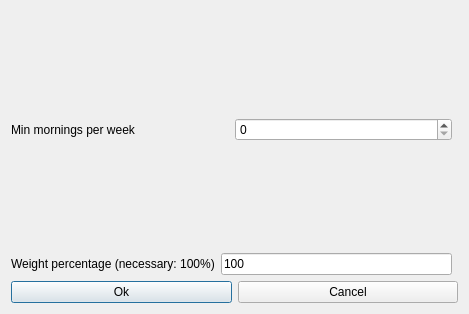
This is fet/src/interface/modifyconstraintstudentsminmorningsperweekform_template.ui in vonmecheln/fet as Qt 5 draws it before an edit. The edited form follows.
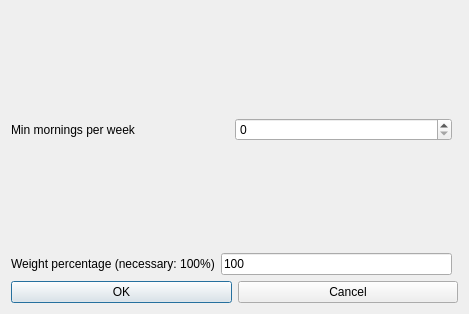
This is the edited form.

```diff
--- a/fet/src/interface/modifyconstraintstudentsminmorningsperweekform_template.ui
+++ b/fet/src/interface/modifyconstraintstudentsminmorningsperweekform_template.ui
@@ -58,7 +58,7 @@
      <item>
       <widget class="QPushButton" name="okPushButton">
        <property name="text">
-        <string>Ok</string>
+        <string>OK</string>
        </property>
       </widget>
      </item>
```
